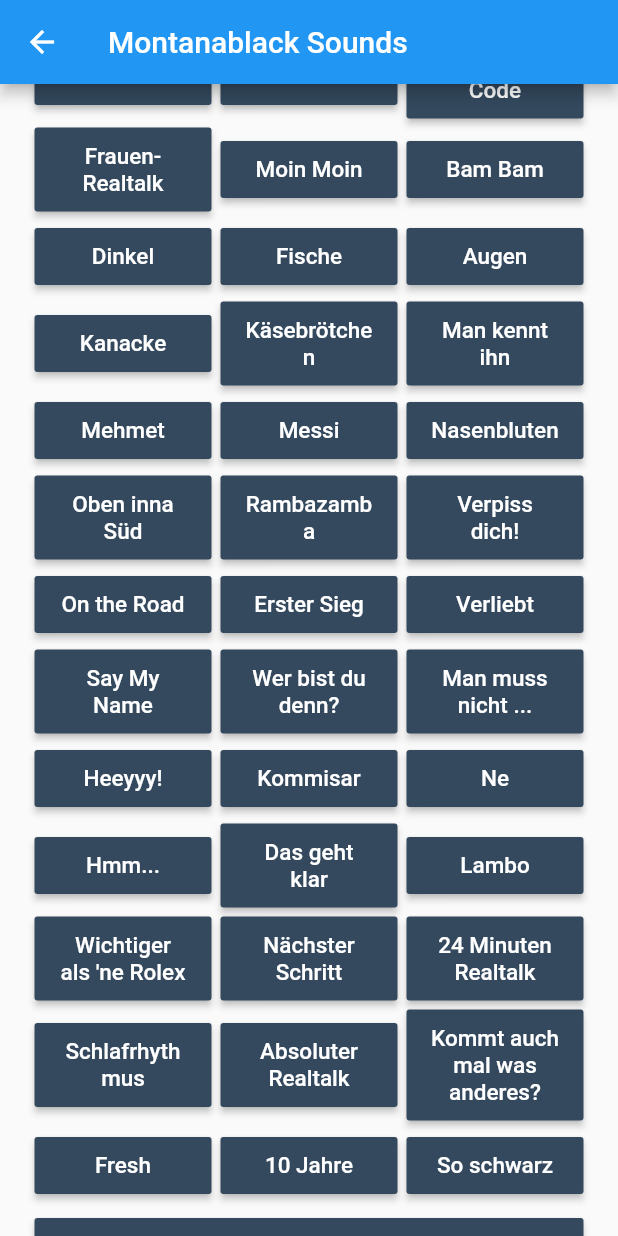
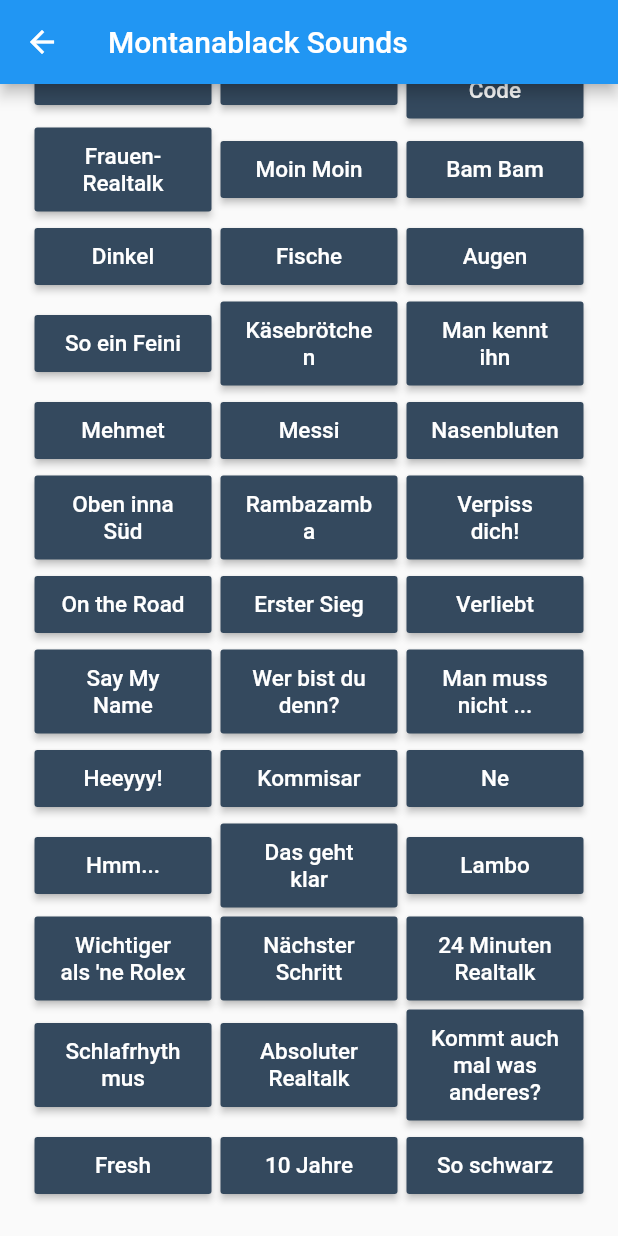
Before and after one commit to entenclub/soundboard, a Flutter app: the Montanablack screen opened directly, scrolled down 358 dp, on a phone screen of 412 x 824 dp. Run offline on Flutter 3.47's test engine with Material 2 defaults, Android fonts, the phone set to English and light mode, and no system bars; our stand-ins replace animated_text_kit, audioplayers, dynamic_theme, flutter_staggered_animations, font_awesome_flutter; missing offline and left inert: drawing_animation, esys_flutter_share, flutter_animation_set, flutter_awesome_buttons, flutter_whatsnew.

Commit message:
censored version

```diff
--- a/lib/components/soundboards/youtuber/montananblack.dart
+++ b/lib/components/soundboards/youtuber/montananblack.dart
@@ -31,7 +31,6 @@
   final String bigGGnot = 'bigggnot.mp3';
   final String fish = 'fish.mp3';
   final String ikue = 'ikissureyes.mp3';
-  final String kanacke = 'kanacke.mp3';
   final String cheese = 'cheese.mp3';
   final String uknowhim = 'uknowhim.mp3';
   final String mehmet = 'mehmet.mp3';
@@ -210,7 +209,11 @@
                   Row(
                     children: <Widget>[
                       SoundButton(
-                          text: 'Kanacke', path: kanacke, type: mon, sType: y),
+                        text: 'So ein Feini',
+                        path: soeinfeini,
+                        type: mon,
+                        sType: y,
+                      ),
                       SoundButton(
                           text: 'Käsebrötchen',
                           path: cheese,
@@ -396,9 +399,6 @@
                       ),
                     ],
                   ),
-                  Row(children: <Widget>[
-                    SoundButton(text: 'So ein Feini', path: soeinfeini, type: mon, sType: y,)
-                  ],)
                 ],
               ),
             ),
```
